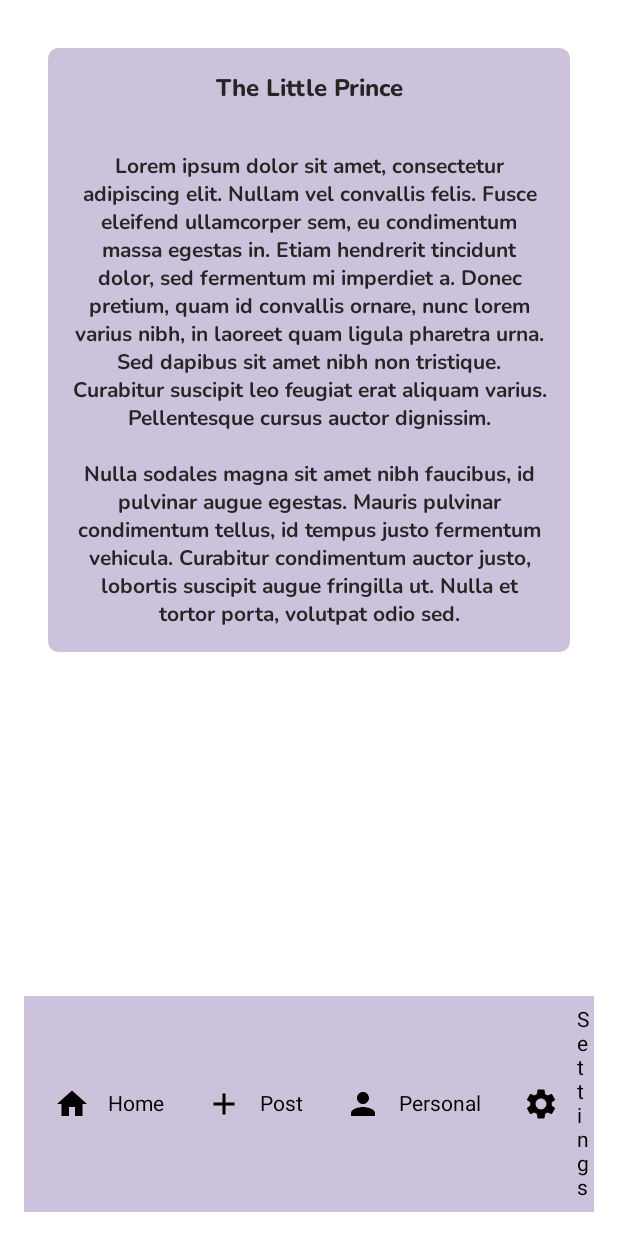
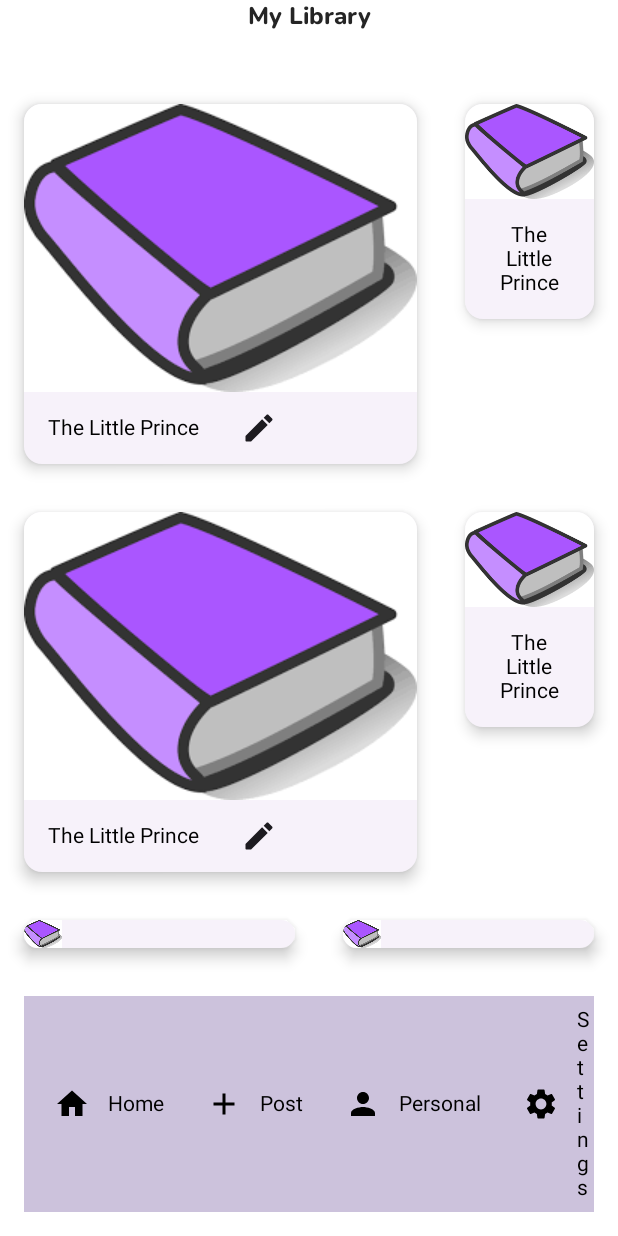
Before and after one commit to aluoch-dev/book-ish, an Android app built with Jetpack Compose: the screen it shows after launch (BookishActivity), on a phone screen of 412 x 824 dp. Run offline under Robolectric (Android 15) with nearby library versions, the phone set to English and light mode, and no system bars; our stand-ins replace Dagger/Hilt's generated code.

```diff
--- a/app/src/main/kotlin/com/bookish/BookishApp.kt
+++ b/app/src/main/kotlin/com/bookish/BookishApp.kt
@@ -3,20 +3,16 @@ package com.bookish
 import androidx.compose.foundation.layout.padding
 import androidx.compose.material.MaterialTheme
 import androidx.compose.material.Scaffold
-import androidx.compose.material.Snackbar
-import androidx.compose.material.SnackbarHost
 import androidx.compose.material.Surface
 import androidx.compose.runtime.Composable
 import androidx.compose.ui.Modifier
-import androidx.compose.ui.modifier.modifierLocalProvider
-import androidx.compose.ui.unit.dp
 import androidx.navigation.NavHostController
 import androidx.navigation.compose.NavHost
 import androidx.navigation.compose.composable
 import androidx.navigation.compose.rememberNavController
 import com.bookish.app.ui.content.ContentScreen
-import com.bookish.app.ui.elements.BottomAppBarExample
 import com.bookish.app.ui.elements.BottomBarNavigation
+import com.bookish.app.ui.home.HomeScreen
 import com.bookish.app.ui.theme.screenModifier
 
 
@@ -45,7 +41,10 @@ fun BookishApp() {
 fun BookishNavHost(
     navController: NavHostController
 ) {
-    NavHost(navController = navController, startDestination = "content") {
+    NavHost(navController = navController, startDestination = "home") {
+        composable("home") {
+            HomeScreen()
+        }
         composable("content") {
            ContentScreen()
         }
--- a/app/src/main/kotlin/com/bookish/app/ui/content/ContentScreen.kt
+++ b/app/src/main/kotlin/com/bookish/app/ui/content/ContentScreen.kt
@@ -1,10 +1,12 @@
 package com.bookish.app.ui.content
 
+import android.icu.text.CaseMap.Title
 import androidx.compose.foundation.layout.Arrangement
 import androidx.compose.foundation.layout.Box
 import androidx.compose.foundation.layout.Column
 import androidx.compose.foundation.layout.fillMaxWidth
 import androidx.compose.foundation.layout.padding
+import androidx.compose.material.Text
 import androidx.compose.runtime.Composable
 import androidx.compose.ui.Alignment
 import androidx.compose.ui.Modifier
@@ -16,11 +18,12 @@ import com.bookish.app.ui.theme.contentBoxModifier
 
 @Composable
 fun ContentScreen() {
+    TitleText(text = "Library")
     ContentItem(
         title = "The Little Prince",
         text = "Lorem ipsum dolor sit amet, consectetur adipiscing elit. Nullam vel convallis felis. Fusce eleifend ullamcorper sem, eu condimentum massa egestas in. Etiam hendrerit tincidunt dolor, sed fermentum mi imperdiet a. Donec pretium, quam id convallis ornare, nunc lorem varius nibh, in laoreet quam ligula pharetra urna. Sed dapibus sit amet nibh non tristique. Curabitur suscipit leo feugiat erat aliquam varius. Pellentesque cursus auctor dignissim.\n" +
                 "\n" +
-                "Nulla sodales magna sit amet nibh faucibus, id pulvinar augue egestas. Mauris pulvinar condimentum tellus, id tempus justo fermentum vehicula. Curabitur condimentum auctor justo, lobortis suscipit augue fringilla ut. Nulla et tortor porta, volutpat odio sed."
+                "Nulla sodales magna sit amet nibh fauciebus, id pulvinar augue egestas. Mauris pulvinar condimentum tellus, id tempus justo fermentum vehicula. Curabitur condimentum auctor justo, lobortis suscipit augue fringilla ut. Nulla et tortor porta, volutpat odio sed."
     )
 }
 
--- a/app/src/main/kotlin/com/bookish/app/ui/home/HomeScreen.kt
+++ b/app/src/main/kotlin/com/bookish/app/ui/home/HomeScreen.kt
@@ -1,8 +1,85 @@
 package com.bookish.app.ui.home
 
+import androidx.compose.foundation.Image
+import androidx.compose.foundation.layout.Arrangement
+import androidx.compose.foundation.layout.Column
+import androidx.compose.foundation.layout.Row
+import androidx.compose.foundation.layout.fillMaxWidth
+import androidx.compose.foundation.layout.padding
+import androidx.compose.material.IconButton
+import androidx.compose.material.Text
+import androidx.compose.material.icons.Icons
+import androidx.compose.material.icons.rounded.Edit
+import androidx.compose.material3.CardDefaults
+import androidx.compose.material3.ElevatedCard
+import androidx.compose.material3.Icon
 import androidx.compose.runtime.Composable
+import androidx.compose.ui.Alignment
+import androidx.compose.ui.Modifier
+import androidx.compose.ui.res.painterResource
+import androidx.compose.ui.text.style.TextAlign
+import androidx.compose.ui.unit.dp
+import com.bookish.R
+import com.bookish.app.ui.DefaultSpacer
+import com.bookish.app.ui.TitleText
 
 @Composable
 fun HomeScreen() {
+    Column(modifier = Modifier
+        .fillMaxWidth(),
+        horizontalAlignment = Alignment.CenterHorizontally
+    ) {
+        TitleText(text = "My Library")
+        DefaultSpacer()
+        Row() {
+            BookItem()
+            BookItem()
+        }
+        Row() {
+            BookItem()
+            BookItem()
+        }
+        Row() {
+            BookItem()
+            BookItem()
+        }
+    }
+}
 
+@Composable
+fun BookItem() {
+    var bookImage = R.drawable.book_cover
+    ElevatedCard(
+        elevation = CardDefaults.cardElevation(
+            defaultElevation = 6.dp
+        ),
+        modifier = Modifier
+            .padding(16.dp)
+    ) {
+        Image(
+            painter = painterResource(bookImage),
+            contentDescription = " background image"
+        )
+        Row(
+            horizontalArrangement = Arrangement.SpaceBetween
+        ) {
+           Column() {
+               Text(
+                   text = "The Little Prince",
+                   modifier = Modifier
+                       .padding(16.dp),
+                   textAlign = TextAlign.Center,
+               )
+           }
+            Column() {
+                IconButton(onClick = { /* do something */ }) {
+                    Icon(Icons.Rounded.Edit, contentDescription = "Localized description")
+                }
+            }
+        }
+
+
+
+
+    }
 }
```
Also changed, not shown: app/src/main/res/drawable/book_cover.png (added).
